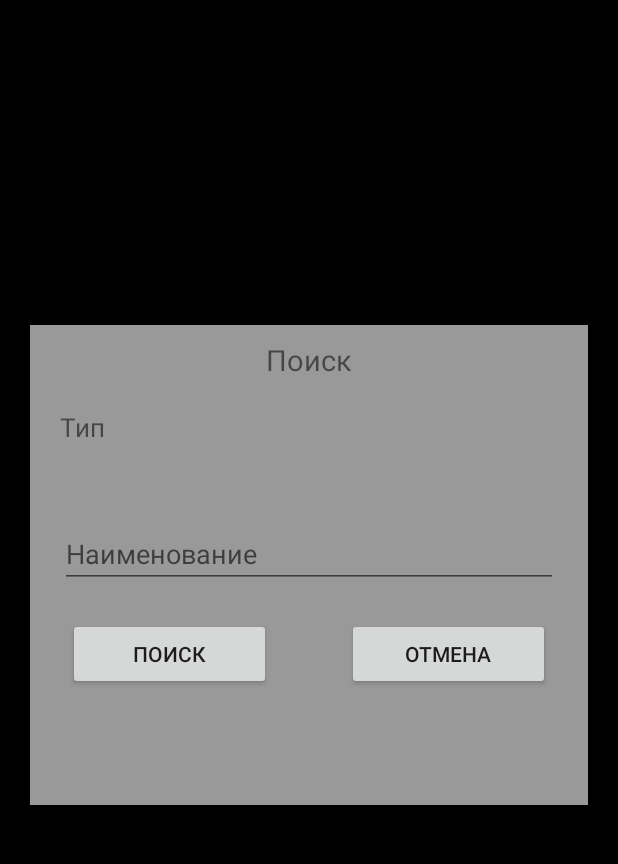
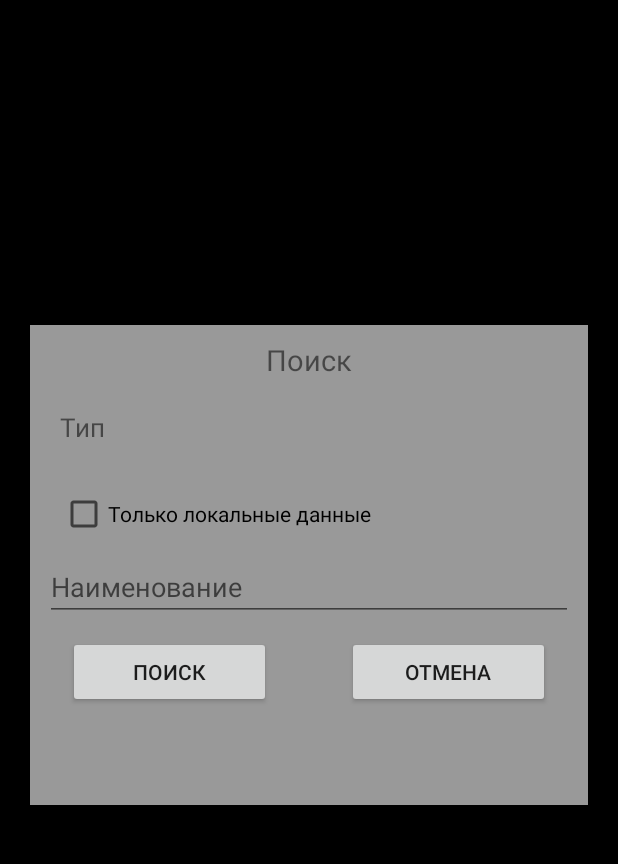
Before and after one commit to ArtemSVd/grib_and_rastenie, an Android app: the MapActivity screen opened directly, with no data from a screen before it, after a tap on an icon or button, on a phone screen of 412 x 824 dp, the part 53-917 px from its top. Run offline under Robolectric (Android 15) with nearby library versions, the phone set to English and light mode, and no system bars; our stand-ins replace RxJava; 2 statements that could not run were skipped.

Commit message:
Добавление фильтра при поиске для отображения только локальных

```diff
--- a/app/src/main/res/layout/activity_map.xml
+++ b/app/src/main/res/layout/activity_map.xml
@@ -64,11 +64,19 @@
             android:layout_marginBottom="10dp"
             android:orientation="vertical" />
 
+        <CheckBox
+            android:id="@+id/checkBoxOnlyLocal"
+            android:layout_width="wrap_content"
+            android:layout_height="wrap_content"
+            android:layout_marginLeft="20dp"
+            android:text="Только локальные данные"
+            android:checked="false" />
+
         <EditText
             android:id="@+id/maps_find_name"
             android:layout_width="match_parent"
             android:layout_height="wrap_content"
-            android:layout_margin="20dp"
+            android:layout_margin="10dp"
             android:ems="10"
             android:hint="Наименование" />
 
```
Also changed, not shown: app/src/main/java/com/example/gribyandrasteniyamap/service/PlantService.java (+10 -8 lines), app/src/main/java/com/example/gribyandrasteniyamap/view/MapActivity.java (+7 -2 lines).
